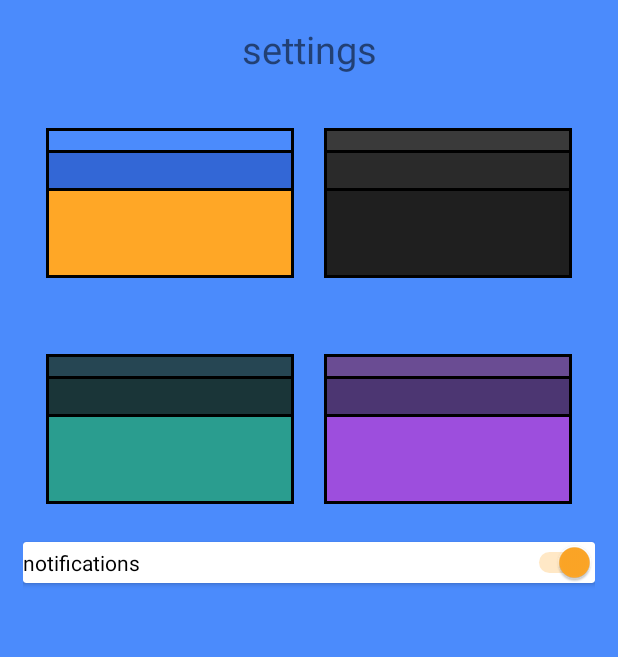
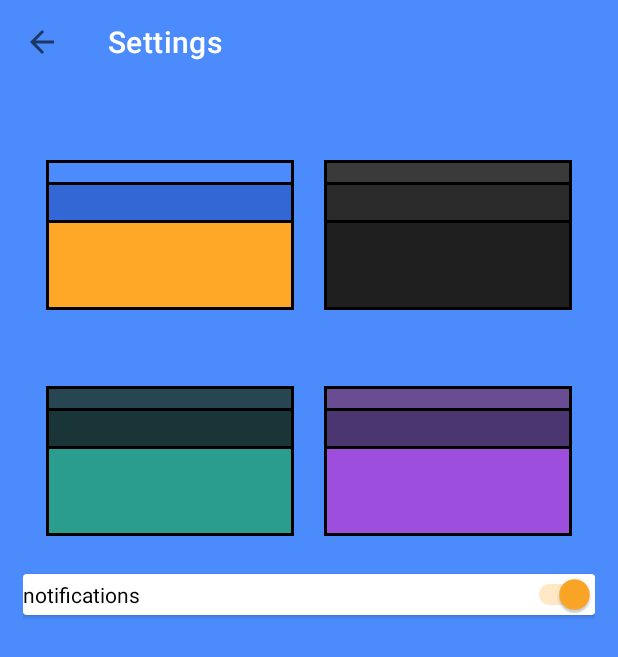
Before and after one commit to OmerYs/Calendar-OY, an Android app: the SettingsPage screen opened directly, with no data from a screen before it, on a phone screen of 412 x 824 dp. Shown: the top 657 px of the screen. Run offline under Robolectric (Android 15) with nearby library versions, the light colour scheme and no system bars.

Commit message:
with toolbar/back button in app

```diff
--- a/app/src/main/java/com/example/calendar_oy/SettingsPage.java
+++ b/app/src/main/java/com/example/calendar_oy/SettingsPage.java
@@ -1,9 +1,12 @@
 package com.example.calendar_oy;
 
+import androidx.appcompat.app.ActionBar;
 import androidx.appcompat.app.AppCompatActivity;
+import androidx.appcompat.widget.Toolbar;
 
 import android.content.Intent;
 import android.os.Bundle;
+import android.view.MenuItem;
 import android.view.View;
 import android.widget.CompoundButton;
 import android.widget.LinearLayout;
@@ -25,6 +28,15 @@ public class SettingsPage extends AppCompatActivity {
 
         super.onCreate(savedInstanceState);
         setContentView(R.layout.activity_settings_page);
+
+        Toolbar toolbar = findViewById(R.id.toolbar);
+        setSupportActionBar(toolbar);
+
+        ActionBar actionBar = getSupportActionBar();
+        if (actionBar != null) {
+            actionBar.setDisplayHomeAsUpEnabled(true);
+            actionBar.setHomeButtonEnabled(true);
+        }
 
         lightModeLayout = findViewById(R.id.lightModeLayout);
         darkModeLayout = findViewById(R.id.darkModeLayout);
@@ -81,6 +93,18 @@ public class SettingsPage extends AppCompatActivity {
         finish();
     }
 
+    @Override
+    public boolean onOptionsItemSelected(MenuItem item) {
+        switch (item.getItemId()) {
+            case android.R.id.home:
+                Intent i = new Intent(getApplicationContext(), MainActivity.class);
+                startActivity(i);
+                finish();
+                return true;
+        }
+        return super.onOptionsItemSelected(item);
+    }
+
     public void restartApp() {
         Intent i = new Intent(getApplicationContext(), SettingsPage.class);
         startActivity(i);
--- a/app/src/main/res/layout/activity_settings_page.xml
+++ b/app/src/main/res/layout/activity_settings_page.xml
@@ -6,10 +6,21 @@
     android:layout_height="match_parent"
     tools:context=".SettingsPage">
 
+    <androidx.appcompat.widget.Toolbar
+        android:id="@+id/toolbar"
+        android:layout_width="match_parent"
+        android:layout_height="?attr/actionBarSize"
+        android:background="?attr/colorPrimary"
+        app:title="Settings"
+        app:titleTextColor="?attr/colorOnPrimary"
+        app:layout_constraintTop_toTopOf="parent" />
+
     <ScrollView
         android:layout_width="match_parent"
-        android:layout_height="match_parent"
-        android:fillViewport="true">
+        android:layout_height="0dp"
+        android:fillViewport="true"
+        app:layout_constraintTop_toBottomOf="@id/toolbar"
+        app:layout_constraintBottom_toBottomOf="parent">
 
         <LinearLayout
             android:layout_width="match_parent"
@@ -17,13 +28,6 @@
             android:padding="15dp"
             android:orientation="vertical"
             android:background="?attr/colorPrimary">
-
-            <TextView
-                android:layout_width="match_parent"
-                android:layout_height="wrap_content"
-                android:gravity="center"
-                android:text="settings"
-                android:textSize="25dp"/>
 
             <LinearLayout
                 android:layout_width="match_parent"
```
Also changed, not shown: app/src/main/java/com/example/calendar_oy/BucketList.java (+26 -0 lines), app/src/main/java/com/example/calendar_oy/CategoryActivity.java (+23 -0 lines), app/src/main/java/com/example/calendar_oy/EventsActivity.java (+25 -0 lines), app/src/main/java/com/example/calendar_oy/TableCalendar.java (+23 -9 lines), app/src/main/java/com/example/calendar_oy/TimeLinePage.java (+24 -0 lines), app/src/main/res/layout/activity_bucket_list.xml (+10 -1 lines), app/src/main/res/layout/activity_category.xml (+11 -1 lines), app/src/main/res/layout/activity_events.xml (+9 -0 lines), app/src/main/res/layout/activity_table_calendar.xml (+8 -1 lines), app/src/main/res/layout/activity_time_line_page.xml (+12 -2 lines).
